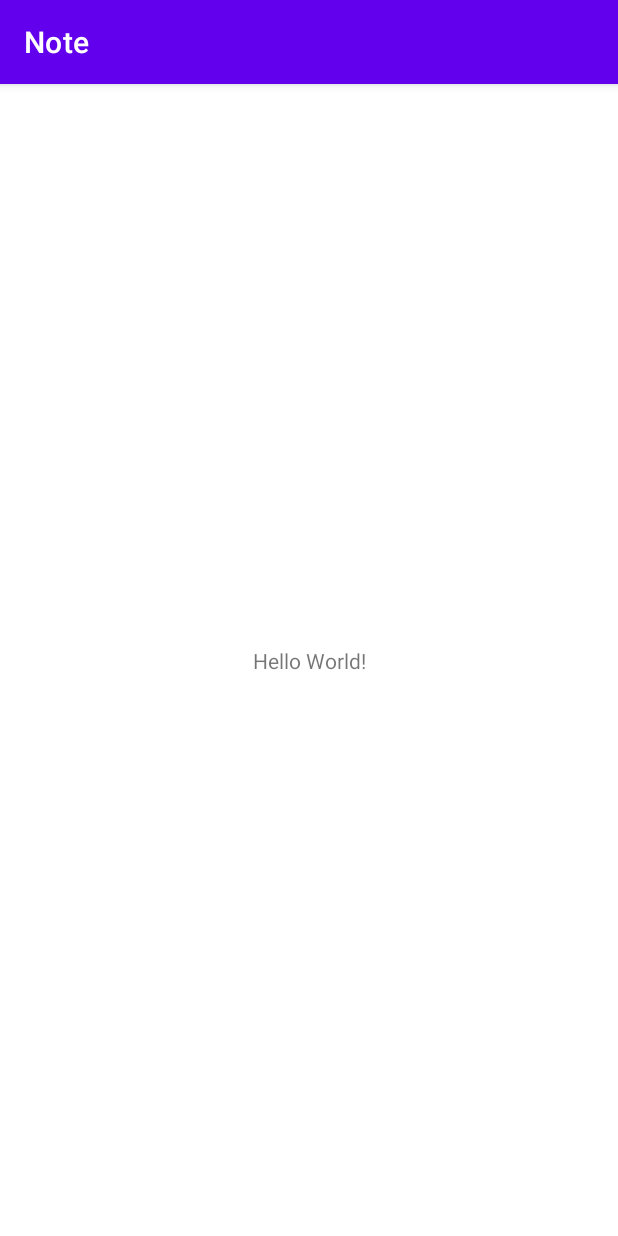
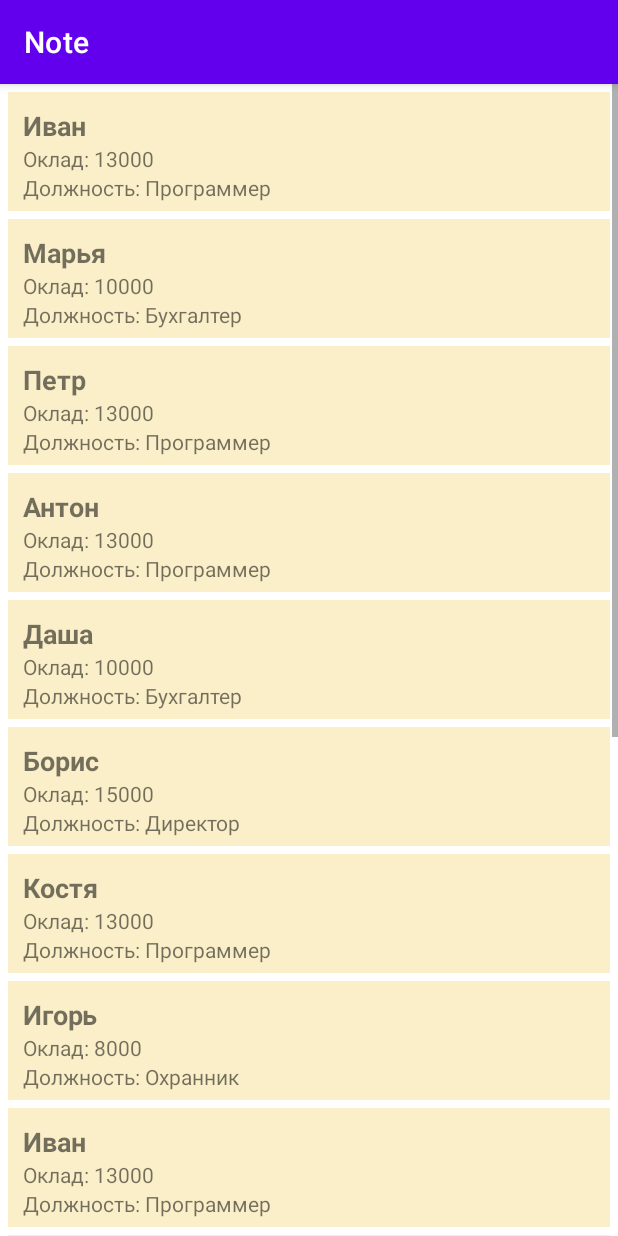
Before and after one commit to Oleg-Pronin/Note, an Android app: the MainActivity screen opened directly, with no data from a screen before it, on a phone screen of 412 x 824 dp. Run offline under Robolectric (Android 15) with nearby library versions, the phone set to English and light mode, and no system bars.

Commit message:
Начало реализации приложения для заметок

```diff
--- a/app/build.gradle
+++ b/app/build.gradle
@@ -33,6 +33,7 @@ dependencies {
     implementation 'androidx.appcompat:appcompat:1.3.0'
     implementation 'com.google.android.material:material:1.3.0'
     implementation 'androidx.constraintlayout:constraintlayout:2.0.4'
+    implementation 'androidx.legacy:legacy-support-v4:1.0.0'
     testImplementation 'junit:junit:4.+'
     androidTestImplementation 'androidx.test.ext:junit:1.1.2'
     androidTestImplementation 'androidx.test.espresso:espresso-core:3.3.0'
--- a/app/src/main/java/com/example/note/MainActivity.java
+++ b/app/src/main/java/com/example/note/MainActivity.java
@@ -3,12 +3,41 @@ package com.example.note;
 import androidx.appcompat.app.AppCompatActivity;
 
 import android.os.Bundle;
+import android.util.Log;
+import android.view.LayoutInflater;
+import android.view.View;
+import android.widget.LinearLayout;
+import android.widget.TextView;
 
 public class MainActivity extends AppCompatActivity {
+
+    String[] name = { "Иван", "Марья", "Петр", "Антон", "Даша", "Борис",
+            "Костя", "Игорь" , "Иван", "Марья", "Петр", "Антон", "Даша", "Борис",
+            "Костя", "Игорь" };
+    String[] position = { "Программер", "Бухгалтер", "Программер",
+            "Программер", "Бухгалтер", "Директор", "Программер", "Охранник" ,"Программер", "Бухгалтер", "Программер",
+            "Программер", "Бухгалтер", "Директор", "Программер", "Охранник"};
+    int salary[] = { 13000, 10000, 13000, 13000, 10000, 15000, 13000, 8000, 13000, 10000, 13000, 13000, 10000, 15000, 13000, 8000  };
 
     @Override
     protected void onCreate(Bundle savedInstanceState) {
         super.onCreate(savedInstanceState);
         setContentView(R.layout.activity_main);
+
+        LinearLayout linLayout = (LinearLayout) findViewById(R.id.linLayout);
+
+        LayoutInflater ltInflater = getLayoutInflater();
+
+        for (int i = 0; i < name.length; i++) {
+            Log.d("myLogs", "i = " + i);
+            View item = ltInflater.inflate(R.layout.item, linLayout, false);
+            TextView tvName = (TextView) item.findViewById(R.id.listNoteTitle);
+            tvName.setText(name[i]);
+            TextView tvPosition = (TextView) item.findViewById(R.id.listNotePrev);
+            tvPosition.setText("Должность: " + position[i]);
+            TextView tvSalary = (TextView) item.findViewById(R.id.listNoteDate);
+            tvSalary.setText("Оклад: " + String.valueOf(salary[i]));
+            linLayout.addView(item);
+        }
     }
 }
--- a/app/src/main/res/layout/activity_main.xml
+++ b/app/src/main/res/layout/activity_main.xml
@@ -1,18 +1,21 @@
 <?xml version="1.0" encoding="utf-8"?>
-<androidx.constraintlayout.widget.ConstraintLayout xmlns:android="http://schemas.android.com/apk/res/android"
-    xmlns:app="http://schemas.android.com/apk/res-auto"
+<LinearLayout xmlns:android="http://schemas.android.com/apk/res/android"
     xmlns:tools="http://schemas.android.com/tools"
     android:layout_width="match_parent"
     android:layout_height="match_parent"
-    tools:context=".MainActivity">
+    android:orientation="vertical"
+    tools:context=".MainActivity" >
 
-    <TextView
-        android:layout_width="wrap_content"
-        android:layout_height="wrap_content"
-        android:text="Hello World!"
-        app:layout_constraintBottom_toBottomOf="parent"
-        app:layout_constraintLeft_toLeftOf="parent"
-        app:layout_constraintRight_toRightOf="parent"
-        app:layout_constraintTop_toTopOf="parent" />
+    <ScrollView
+        android:layout_width="match_parent"
+        android:layout_height="match_parent"
+        android:id="@+id/scroll">
+        <LinearLayout
+            android:id="@+id/linLayout"
+            android:layout_width="match_parent"
+            android:layout_height="match_parent"
+            android:orientation="vertical">
 
-</androidx.constraintlayout.widget.ConstraintLayout>
+        </LinearLayout>
+    </ScrollView>
+</LinearLayout>
--- /dev/null
+++ b/app/src/main/res/layout/item.xml
@@ -0,0 +1,45 @@
+<?xml version="1.0" encoding="utf-8"?>
+<androidx.constraintlayout.widget.ConstraintLayout xmlns:android="http://schemas.android.com/apk/res/android"
+    xmlns:app="http://schemas.android.com/apk/res-auto"
+    xmlns:tools="http://schemas.android.com/tools"
+    android:layout_width="match_parent"
+    android:layout_height="match_parent"
+    android:paddingTop="10dp"
+    android:paddingEnd="10dp"
+    android:paddingStart="10dp"
+    android:layout_marginTop="5dp"
+    android:layout_marginStart="5dp"
+    android:layout_marginEnd="5dp"
+    android:background="#FAEFC8">
+
+    <TextView
+        android:id="@+id/listNoteTitle"
+        android:layout_width="match_parent"
+        android:layout_height="wrap_content"
+        android:autoSizeTextType="none"
+        android:text="Заголовок"
+        android:textAllCaps="false"
+        android:textSize="18sp"
+        android:textStyle="bold"
+        app:layout_constraintStart_toStartOf="parent"
+        app:layout_constraintTop_toTopOf="parent" />
+
+    <TextView
+        android:id="@+id/listNoteDate"
+        android:layout_width="152dp"
+        android:layout_height="wrap_content"
+        android:text="18.06.2021 11:00"
+        app:layout_constraintStart_toStartOf="parent"
+        app:layout_constraintTop_toBottomOf="@+id/listNoteTitle" />
+
+    <TextView
+        android:id="@+id/listNotePrev"
+        android:layout_width="match_parent"
+        android:layout_height="25dp"
+        android:text="TextView"
+        app:layout_constraintEnd_toEndOf="parent"
+        app:layout_constraintHorizontal_bias="0.0"
+        app:layout_constraintStart_toStartOf="parent"
+        app:layout_constraintTop_toBottomOf="@+id/listNoteDate" />
+
+</androidx.constraintlayout.widget.ConstraintLayout>
--- a/app/src/main/res/values/strings.xml
+++ b/app/src/main/res/values/strings.xml
@@ -1,3 +1,5 @@
 <resources>
     <string name="app_name">Note</string>
+    <!-- TODO: Remove or change this placeholder text -->
+    <string name="hello_blank_fragment">Hello blank fragment</string>
 </resources>
```
Also changed, not shown: app/src/main/java/com/example/note/DetailNoteFragment.java (added, +67 -0 lines), app/src/main/java/com/example/note/ListNotesFragment.java (added, +64 -0 lines), app/src/main/java/com/example/note/entity/Note.java (added, +42 -0 lines), app/src/main/res/layout/fragment_detail_note.xml (added, +8 -0 lines), app/src/main/res/layout/fragment_list_notes.xml (added, +9 -0 lines).
